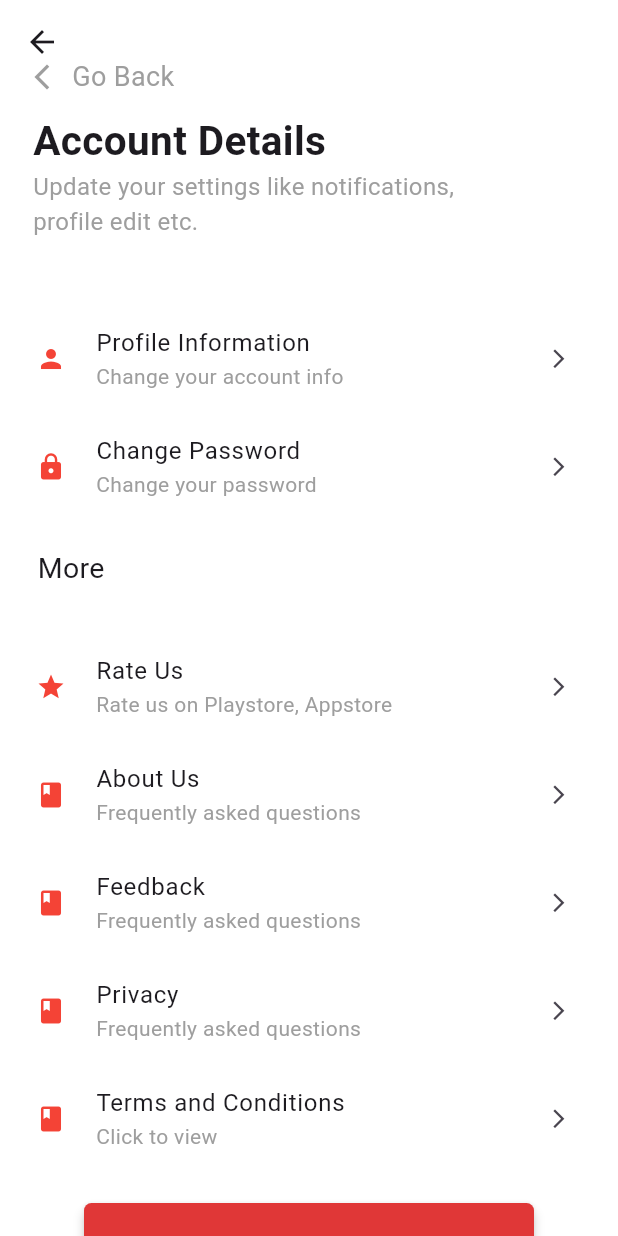
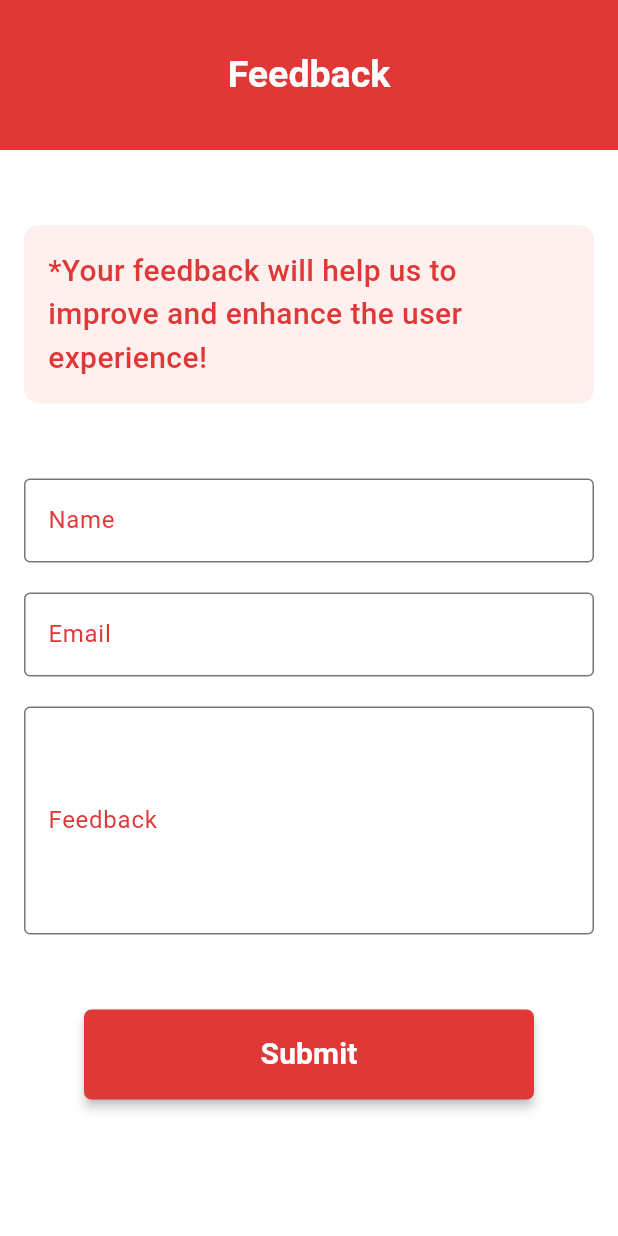
Before and after one commit to jaishree29/digital_canteen, a Flutter app: the MyProfilePage screen opened directly, after a tap on "Feedback", on a phone screen of 412 x 824 dp. Run offline on Flutter 3.47's test engine with Material 3 defaults, Android fonts, the phone set to English and light mode, and no system bars; our stand-ins replace carousel_slider, cloud_firestore, firebase_auth, firebase_core, get, google_sign_in and 5 more; missing offline and left inert: image_card; accounts and stored records are empty.

Commit message:
Added feedback form + About us page

```diff
--- a/lib/views/Profile/edit_profile.dart
+++ b/lib/views/Profile/edit_profile.dart
@@ -1,5 +1,6 @@
 import 'dart:io';
 import 'package:cloud_firestore/cloud_firestore.dart';
+import 'package:digital_canteen/utils/constants/colors.dart';
 import 'package:digital_canteen/views/Profile/profile_info_page.dart';
 import 'package:firebase_auth/firebase_auth.dart';
 import 'package:flutter/material.dart';
@@ -91,7 +92,7 @@ class _EditProfileState extends State<EditProfile> {
                     Container(
                       height: 240,
                       width: double.infinity,
-                      color: Colors.red,
+                      color: NColors.primary,
                       child: Padding(
                         padding: const EdgeInsets.all(18.0),
                         child: Column(
--- /dev/null
+++ b/lib/views/Profile/feedback_page.dart
@@ -0,0 +1,152 @@
+import 'package:cloud_firestore/cloud_firestore.dart';
+import 'package:digital_canteen/utils/constants/colors.dart';
+import 'package:digital_canteen/widgets/elevated_button.dart';
+import 'package:flutter/material.dart';
+
+class FeedbackPage extends StatefulWidget {
+  const FeedbackPage({super.key});
+
+  @override
+  _FeedbackPageState createState() => _FeedbackPageState();
+}
+
+class _FeedbackPageState extends State<FeedbackPage> {
+  final TextEditingController _nameController = TextEditingController();
+  final TextEditingController _emailController = TextEditingController();
+  final TextEditingController _feedbackController = TextEditingController();
+  final GlobalKey<FormState> _formKey = GlobalKey<FormState>();
+
+  Future<void> _submitFeedback() async {
+    if (_formKey.currentState!.validate()) {
+      try {
+        await FirebaseFirestore.instance.collection('feedback').add({
+          'name': _nameController.text,
+          'email': _emailController.text,
+          'feedback': _feedbackController.text,
+          'timestamp': FieldValue.serverTimestamp(),
+        });
+        ScaffoldMessenger.of(context).showSnackBar(
+          const SnackBar(content: Text('Feedback submitted successfully!')),
+        );
+        _nameController.clear();
+        _emailController.clear();
+        _feedbackController.clear();
+      } catch (e) {
+        ScaffoldMessenger.of(context).showSnackBar(
+          SnackBar(content: Text('Error submitting feedback: $e')),
+        );
+      }
+    }
+  }
+
+  @override
+  Widget build(BuildContext context) {
+    return Scaffold(
+      appBar: AppBar(
+        centerTitle: true,
+        automaticallyImplyLeading: false,
+        foregroundColor: Colors.white,
+        backgroundColor: NColors.primary,
+        title: const Text(
+          'Feedback',
+          style: TextStyle(
+            color: Colors.white,
+            fontSize: 25,
+            fontWeight: FontWeight.bold,
+          ),
+        ),
+        toolbarHeight: 100,
+      ),
+      body: SafeArea(
+        child: Padding(
+          padding: const EdgeInsets.symmetric(horizontal: 16.0),
+          child: Form(
+            key: _formKey,
+            child: SingleChildScrollView(
+              child: Column(
+                children: [
+                  const SizedBox(
+                    height: 50,
+                  ),
+                  Container(
+                    decoration: BoxDecoration(
+                        borderRadius: BorderRadius.circular(10),
+                        color: NColors.light),
+                    child: const Padding(
+                      padding: EdgeInsets.all(16.0),
+                      child: Text(
+                        '*Your feedback will help us to improve and enhance the user experience!',
+                        style: TextStyle(fontSize: 20, fontWeight: FontWeight.w500, color: NColors.primary),
+                      ),
+                    ),
+                  ),
+                  const SizedBox(
+                    height: 50,
+                  ),
+                  TextFormField(
+                    cursorColor: NColors.primary,
+                    controller: _nameController,
+                    decoration: const InputDecoration(
+                      labelText: 'Name',
+                      labelStyle: TextStyle(color: NColors.primary),
+                      border: OutlineInputBorder(),
+                    ),
+                    validator: (value) {
+                      if (value == null || value.isEmpty) {
+                        return 'Please enter your name';
+                      }
+                      return null;
+                    },
+                  ),
+                  const SizedBox(height: 20),
+                  TextFormField(
+                    cursorColor: NColors.primary,
+                    controller: _emailController,
+                    decoration: const InputDecoration(
+                      labelText: 'Email',
+                      labelStyle: TextStyle(
+                        color: NColors.primary
+                      ),
+                      border: OutlineInputBorder(),
+                    ),
+                    validator: (value) {
+                      if (value == null || value.isEmpty) {
+                        return 'Please enter your email';
+                      }
+                      if (!value.contains('@')) {
+                        return 'Please enter a valid email';
+                      }
+                      return null;
+                    },
+                  ),
+                  const SizedBox(height: 20),
+                  TextFormField(
+                    cursorColor: NColors.primary,
+                    controller: _feedbackController,
+                    maxLines: 5,
+                    decoration: const InputDecoration(
+                      labelText: 'Feedback',
+                      labelStyle: TextStyle(color: NColors.primary),
+                      border: OutlineInputBorder(),
+                    ),
+                    validator: (value) {
+                      if (value == null || value.isEmpty) {
+                        return 'Please enter some feedback';
+                      }
+                      return null;
+                    },
+                  ),
+                  const SizedBox(height: 50),
+                  NElevatedButton(
+                    onPressed: _submitFeedback,
+                    text: 'Submit',
+                  ),
+                ],
+              ),
+            ),
+          ),
+        ),
+      ),
+    );
+  }
+}
--- a/lib/views/Profile/my_profile_page.dart
+++ b/lib/views/Profile/my_profile_page.dart
@@ -1,5 +1,7 @@
 import 'package:digital_canteen/controllers/auth_controller.dart';
+import 'package:digital_canteen/views/Profile/about_us.dart';
 import 'package:digital_canteen/views/Profile/edit_profile.dart';
+import 'package:digital_canteen/views/Profile/feedback_page.dart';
 import 'package:digital_canteen/views/Profile/profile_card.dart';
 import 'package:digital_canteen/views/auth/sign_up_screen.dart';
 import 'package:digital_canteen/views/navigation_page.dart';
@@ -205,13 +207,19 @@ class _MyProfilePageState extends State<MyProfilePage> {
                           title: "About Us",
                           subtitle: "Frequently asked questions",
                           icon: Icons.book,
-                          onTap: () {},
+                          onTap: () => Navigator.push(
+                            context,
+                            MaterialPageRoute(builder: (context) => const AboutUs()),
+                          ),
                         ),
                         ProfileCard(
                           title: "Feedback",
                           subtitle: "Frequently asked questions",
                           icon: Icons.book,
-                          onTap: () {},
+                          onTap: () => Navigator.push(
+                            context,
+                            MaterialPageRoute(builder: (context) => const FeedbackPage()),
+                          ),
                         ),
                         ProfileCard(
                           title: "Privacy",
--- a/lib/views/Profile/profile_card.dart
+++ b/lib/views/Profile/profile_card.dart
@@ -1,3 +1,4 @@
+import 'package:digital_canteen/utils/constants/colors.dart';
 import 'package:flutter/material.dart';
 
 class ProfileCard extends StatelessWidget {
@@ -19,7 +20,7 @@ class ProfileCard extends StatelessWidget {
     return Container(
       color: Colors.transparent,
       child: ListTile(
-        leading: Icon(icon, size: 20,color: Colors.red,),  // Use the passed icon directly
+        leading: Icon(icon, size: 20,color: NColors.primary,),  // Use the passed icon directly
         title: Text(title, style: const TextStyle(fontSize: 16)),
         subtitle: Text(subtitle, style: const TextStyle(color: Colors.grey)),
         trailing: const Icon(Icons.arrow_forward_ios, size: 15),  // Changed to 'arrow_forward'
--- a/lib/views/Profile/profile_info_page.dart
+++ b/lib/views/Profile/profile_info_page.dart
@@ -95,7 +95,7 @@ class _ProfileInfoPageState extends State<ProfileInfoPage> {
               },
               child: const Text(
                 'CHANGE',
-                style: TextStyle(color: Colors.red),
+                style: TextStyle(color: NColors.primary),
               ),
             ),
           ),
```
Also changed, not shown: lib/views/Profile/about_us.dart (added, +35 -0 lines).
